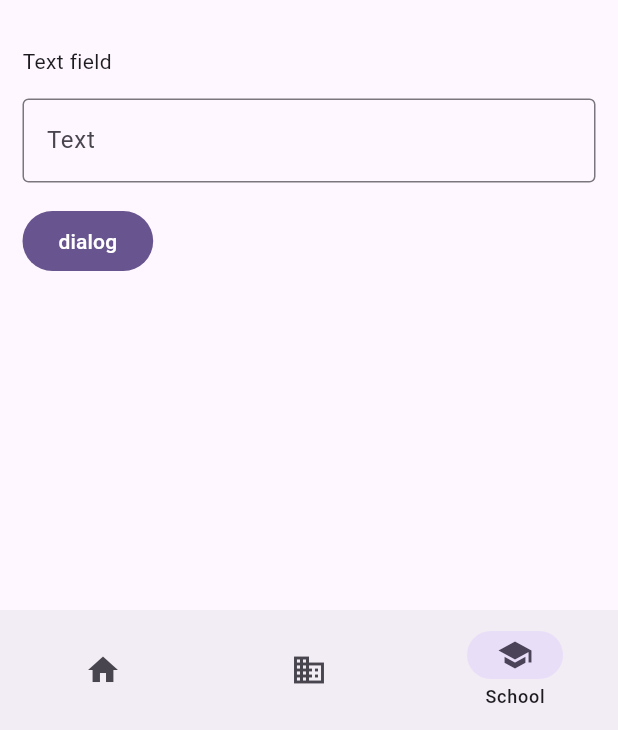
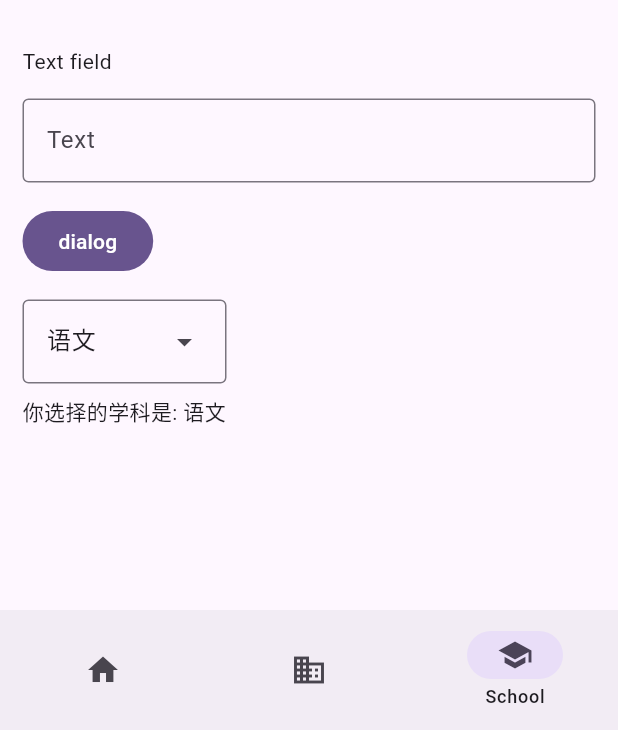
Before and after one commit to QwQ3094/test, a Flutter app: the screen it shows after launch, item 3 of the bottom bar chosen, on a phone screen of 412 x 824 dp, the part 506-1236 px from its top. Run offline on Flutter 3.47's test engine with Material 3 defaults, Android fonts, the phone set to English and light mode, and no system bars; drawn by our look-alikes of dynamic_color.

```diff
--- a/lib/school.dart
+++ b/lib/school.dart
@@ -10,6 +10,8 @@ class SchoolScreen extends StatefulWidget {
 class _SchoolScreenState extends State<SchoolScreen> {
   String _select = 'male';
   bool _isChecked = false;
+  final List<String> data = ['语文', '数学', '英语', '物理', '化学', '生物', '地理'];
+  late String _dropdownValue = data.first;
 
   void _selectRadio(String? value) {
     setState(() {
@@ -66,10 +68,21 @@ class _SchoolScreenState extends State<SchoolScreen> {
     );
   }
 
+  void _onSelect(String? value) {
+    setState(() {
+      _dropdownValue = value!;
+    });
+  }
+
+  List<DropdownMenuEntry<String>> _buildMenuList(List<String> data) {
+    return data.map((String value) {
+      return DropdownMenuEntry<String>(value: value, label: value);
+    }).toList();
+  }
+
   @override
   Widget build(BuildContext context) {
-    return Column(
-      crossAxisAlignment: CrossAxisAlignment.start,
+    return ListView(
       children: [
         Padding(
           padding: const EdgeInsets.fromLTRB(15, 15, 15, 8),
@@ -103,8 +116,8 @@ class _SchoolScreenState extends State<SchoolScreen> {
 
         ListTile(
           leading: Checkbox(
-            value: _isChecked,
-            onChanged: _toggleChecked,
+             value: _isChecked,
+             onChanged: _toggleChecked,
           ),
           title: const Text('test'),
         ),
@@ -116,7 +129,7 @@ class _SchoolScreenState extends State<SchoolScreen> {
             children: [
               const Text('Text field'),
 
-              SizedBox(height: 15),
+              const SizedBox(height: 15),
 
               TextField(
                 decoration: InputDecoration(
@@ -125,7 +138,7 @@ class _SchoolScreenState extends State<SchoolScreen> {
                 ),
               ),
 
-              SizedBox(height: 15),
+              const SizedBox(height: 15),
 
               FilledButton(
                 child: const Text('dialog'),
@@ -138,6 +151,17 @@ class _SchoolScreenState extends State<SchoolScreen> {
                   );
                 }
               ),
+
+              const SizedBox(height: 15),
+
+              DropdownMenu<String>(
+                menuHeight: 200,
+                initialSelection: data.first,
+                onSelected: _onSelect,
+                dropdownMenuEntries: _buildMenuList(data),
+              ),
+              const SizedBox(height: 8),
+              Text('你选择的学科是: $_dropdownValue')
             ],
           ),
         ),
```
Also changed, not shown: lib/home.dart (+7 -7 lines), lib/navigation.dart (deleted, +0 -22 lines), lib/settings.dart (added, +115 -0 lines), lib/main.dart (line endings or trailing spaces).
